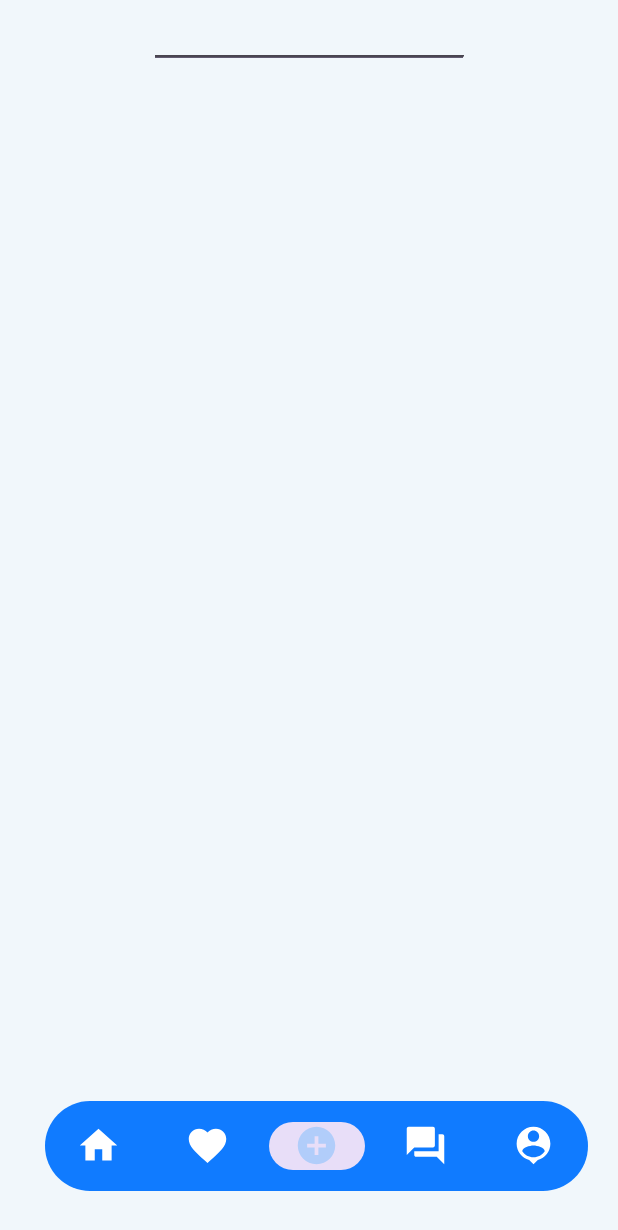
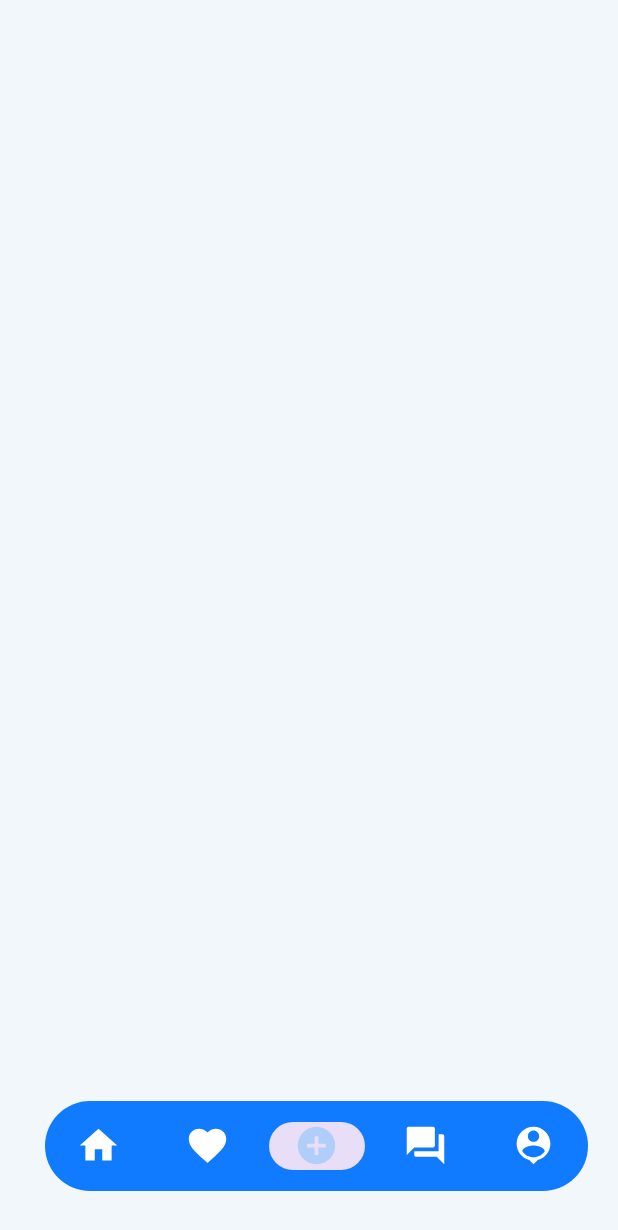
Before and after one commit to ruchit9510/pet-adoption-, an Android app: the Sell screen opened directly, with no data from a screen before it, on a phone screen of 412 x 824 dp. Shown: the top 1230 px of the screen. Run offline under Robolectric (Android 15) with nearby library versions, the phone set to English and light mode, and no system bars; Roboto replaces fonts that are not available here.

Commit message:
Some Update

```diff
--- a/app/src/main/AndroidManifest.xml
+++ b/app/src/main/AndroidManifest.xml
@@ -17,6 +17,9 @@
         android:supportsRtl="true"
         android:theme="@style/Theme.MyPet"
         tools:targetApi="34">
+        <activity
+            android:name=".add_pet"
+            android:exported="false" />
         <activity
             android:name=".SellPet"
             android:exported="false" />
--- a/app/src/main/res/drawable/animals.xml
+++ b/app/src/main/res/drawable/animals.xml
@@ -1,6 +1,6 @@
 <vector xmlns:android="http://schemas.android.com/apk/res/android"
-    android:width="512dp"
-    android:height="512dp"
+    android:width="24dp"
+    android:height="24dp"
     android:viewportWidth="512"
     android:viewportHeight="512">
   <path
--- /dev/null
+++ b/app/src/main/res/drawable/name.xml
@@ -0,0 +1,5 @@
+<vector android:height="24dp" android:tint="#000000"
+    android:viewportHeight="24" android:viewportWidth="24"
+    android:width="24dp" xmlns:android="http://schemas.android.com/apk/res/android">
+    <path android:fillColor="@android:color/white" android:pathData="M18.41,5.8L17.2,4.59c-0.78,-0.78 -2.05,-0.78 -2.83,0l-2.68,2.68L3,15.96V20h4.04l8.74,-8.74 2.63,-2.63c0.79,-0.78 0.79,-2.05 0,-2.83zM6.21,18H5v-1.21l8.66,-8.66 1.21,1.21L6.21,18zM11,20l4,-4h6v4H11z"/>
+</vector>
--- /dev/null
+++ b/app/src/main/res/drawable/rupee_24.xml
@@ -0,0 +1,5 @@
+<vector android:height="24dp" android:tint="#000000"
+    android:viewportHeight="24" android:viewportWidth="24"
+    android:width="24dp" xmlns:android="http://schemas.android.com/apk/res/android">
+    <path android:fillColor="@android:color/white" android:pathData="M13.66,7C13.1,5.82 11.9,5 10.5,5L6,5V3h12v2l-3.26,0c0.48,0.58 0.84,1.26 1.05,2L18,7v2l-2.02,0c-0.25,2.8 -2.61,5 -5.48,5H9.77l6.73,7h-2.77L7,14v-2h3.5c1.76,0 3.22,-1.3 3.46,-3L6,9V7L13.66,7z"/>
+</vector>
--- a/app/src/main/res/layout/activity_sell.xml
+++ b/app/src/main/res/layout/activity_sell.xml
@@ -25,44 +25,4 @@
         app:layout_constraintStart_toStartOf="parent"
         app:menu="@menu/bottom_menu" />
 
-    <EditText
-        android:id="@+id/editTextText2"
-        android:layout_width="wrap_content"
-        android:layout_height="wrap_content"
-        android:ems="10"
-        android:inputType="text"
-        app:layout_constraintEnd_toEndOf="parent"
-        app:layout_constraintStart_toStartOf="parent"
-        tools:layout_editor_absoluteY="415dp" />
-
-    <EditText
-        android:id="@+id/editTextText3"
-        android:layout_width="wrap_content"
-        android:layout_height="wrap_content"
-        android:ems="10"
-        android:inputType="text"
-        app:layout_constraintEnd_toEndOf="parent"
-        app:layout_constraintHorizontal_bias="0.502"
-        app:layout_constraintStart_toStartOf="parent"
-        tools:layout_editor_absoluteY="499dp" />
-
-    <EditText
-        android:id="@+id/editTextText4"
-        android:layout_width="wrap_content"
-        android:layout_height="wrap_content"
-        android:ems="10"
-        android:inputType="text"
-        app:layout_constraintEnd_toEndOf="parent"
-        app:layout_constraintStart_toStartOf="parent"
-        tools:layout_editor_absoluteY="305dp" />
-
-    <EditText
-        android:id="@+id/editTextText6"
-        android:layout_width="wrap_content"
-        android:layout_height="wrap_content"
-        android:ems="10"
-        android:inputType="text"
-        app:layout_constraintEnd_toEndOf="parent"
-        app:layout_constraintStart_toStartOf="parent"
-        tools:layout_editor_absoluteY="209dp" />
 </androidx.constraintlayout.widget.ConstraintLayout>
```
Also changed, not shown: app/src/main/java/com/example/mypet/add_pet.kt (added, +11 -0 lines), app/src/main/res/drawable/description.xml (added, +54 -0 lines), app/src/main/res/layout/activity_add_pet.xml (added, +91 -0 lines).
